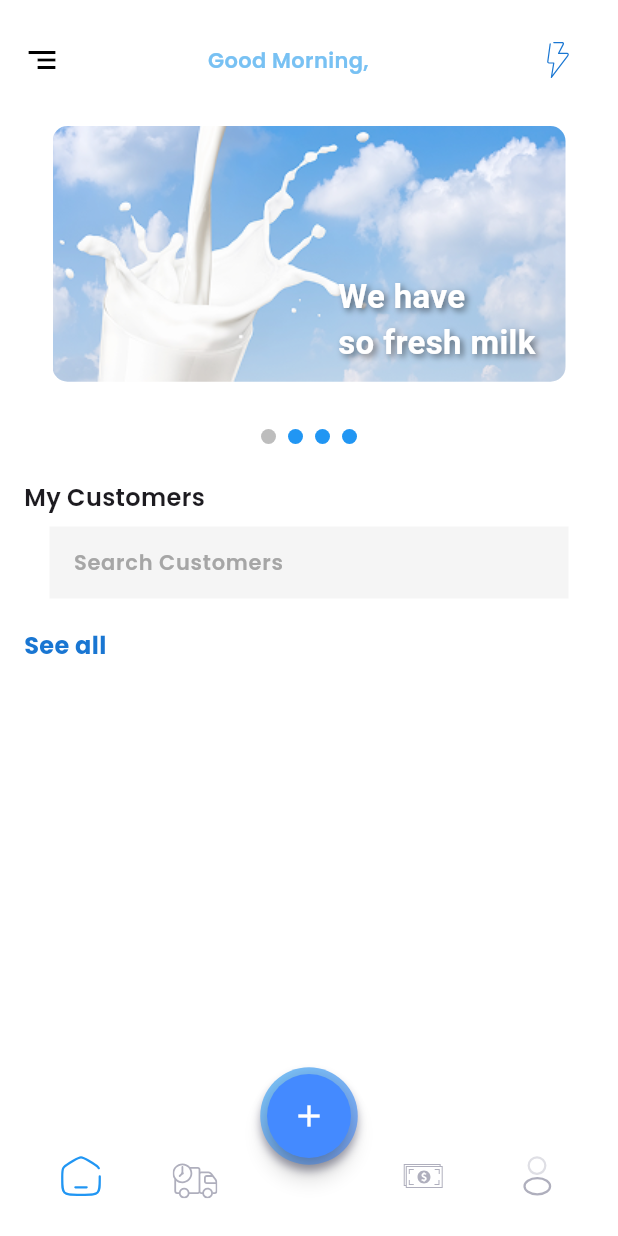
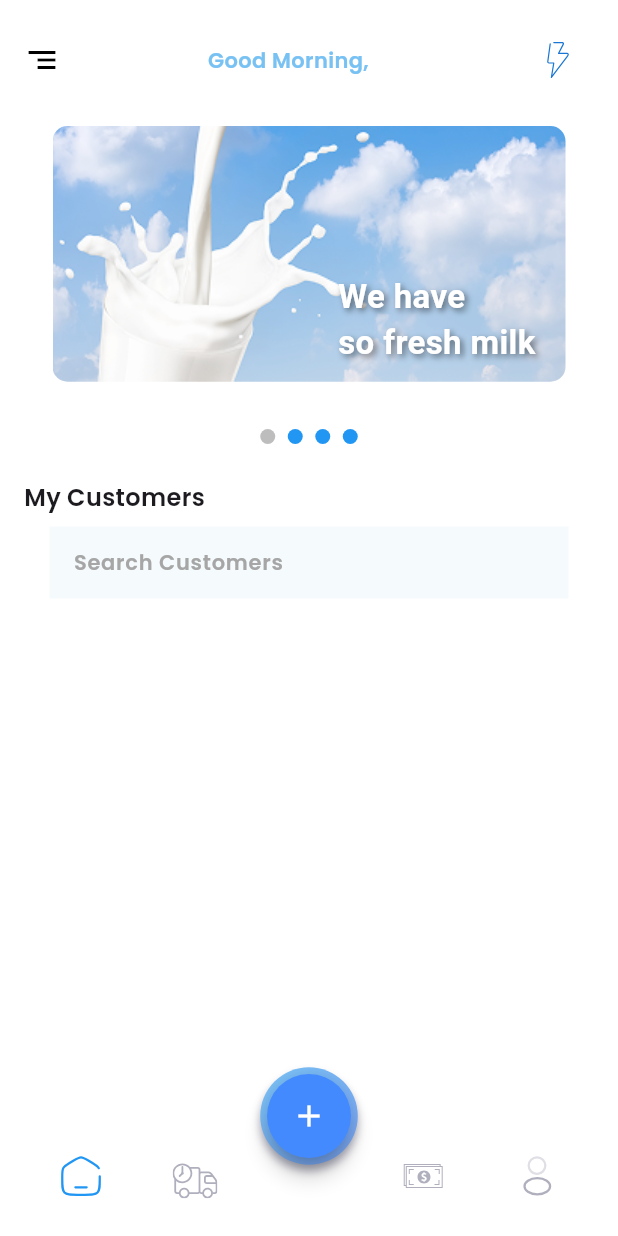
Before and after one commit to yasirzain15/kashmir_milk, a Flutter app: the DashboardScreen screen opened directly, on a phone screen of 412 x 824 dp. Run offline on Flutter 3.47's test engine with Material 3 defaults, Android fonts, the phone set to English and light mode, and no system bars; drawn by our look-alikes of carousel_slider; our stand-ins replace cloud_firestore, connectivity_plus, csv, file_picker, firebase_auth, firebase_core and 4 more; accounts and stored records are empty.

Commit message:
about today

```diff
--- a/lib/dashboard.dart
+++ b/lib/dashboard.dart
@@ -208,7 +208,14 @@ class _DashboardScreenState extends State<DashboardScreen> {
                         height: 24,
                         width: 24,
                       ),
-                      onPressed: _logoutUser,
+                      onPressed: () {
+                        Navigator.push(
+                          context,
+                          MaterialPageRoute(
+                            builder: (context) => const SeeallScreen(),
+                          ),
+                        );
+                      },
                     ),
                   ],
                 ),
@@ -270,7 +277,7 @@ class _DashboardScreenState extends State<DashboardScreen> {
                         _currentIndex = entry.key;
                       }),
                       child: Container(
-                        width: 10,
+                        width: 10.34,
                         height: 10,
                         margin: const EdgeInsets.symmetric(horizontal: 4),
                         decoration: BoxDecoration(
@@ -316,7 +323,7 @@ class _DashboardScreenState extends State<DashboardScreen> {
                           ),
                         ),
                         filled: true, // Enable background fill
-                        fillColor: Colors.grey.shade100, // Set background color
+                        fillColor: Color(0x2bc5e0f2), // Set background color
                       ),
                       onChanged: (value) {
                         setState(() {
@@ -331,31 +338,7 @@ class _DashboardScreenState extends State<DashboardScreen> {
                 ),
 
                 // Recent Customers Header
-                Row(
-                  mainAxisAlignment: MainAxisAlignment.spaceBetween,
-                  children: [
-                    GestureDetector(
-                      onTap: () {
-                        Navigator.push(
-                          context,
-                          MaterialPageRoute(
-                            builder: (context) => const SeeallScreen(),
-                          ),
-                        );
-                      },
-                      child: Text(
-                        "See all",
-                        style: GoogleFonts.poppins(
-                          textStyle: const TextStyle(
-                            fontWeight: FontWeight.w700,
-                            fontSize: 16,
-                            color: Color(0xff1976d2),
-                          ),
-                        ),
-                      ),
-                    ),
-                  ],
-                ),
+
                 const SizedBox(height: 16),
 
                 // Customer List
```
Also changed, not shown: lib/see_all_screen.dart (+65 -15 lines), 4 other files.
